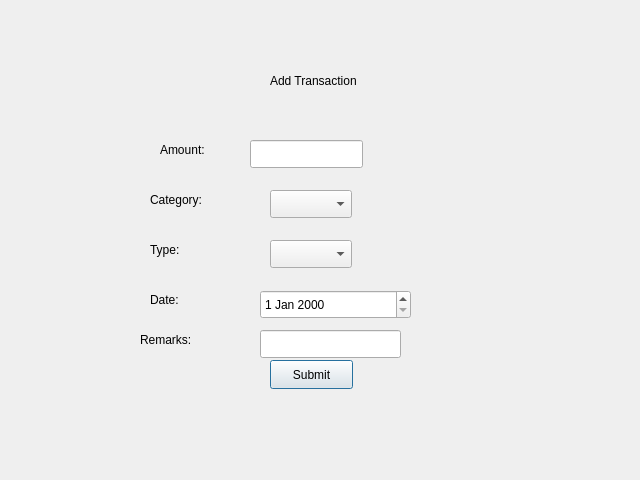
This is transactions.ui in aasishhumagain/BudgetBuddy as Qt 5 draws it before an edit. The edited form follows.
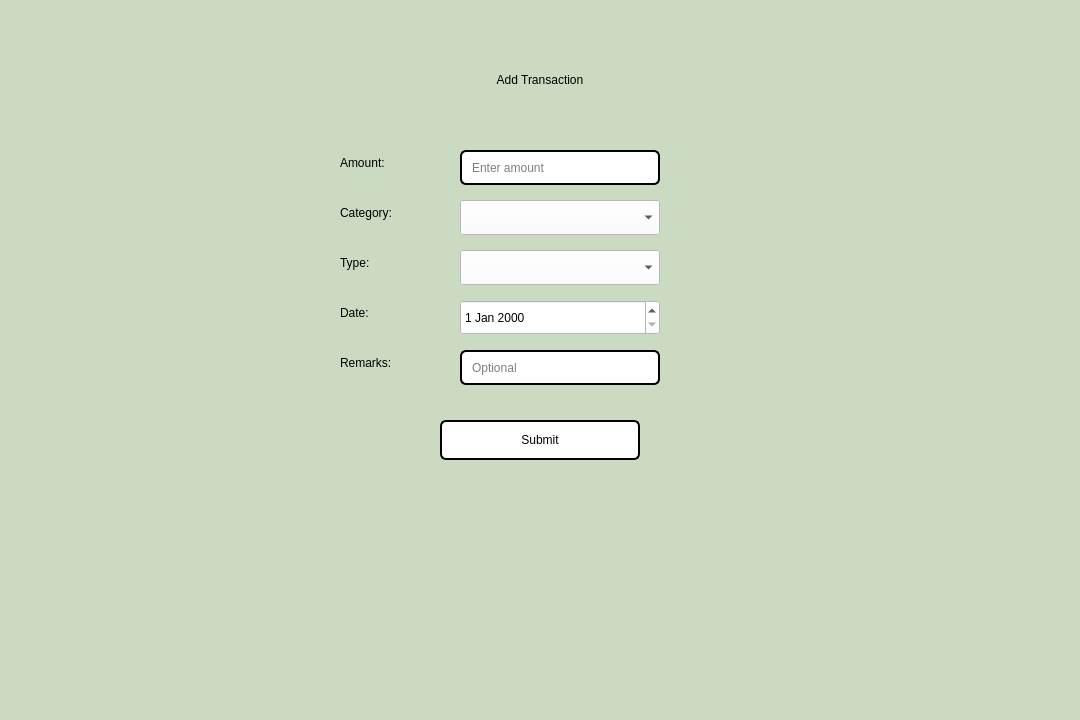
This is the edited form.

The edit to the form file:
```diff
--- a/transactions.ui
+++ b/transactions.ui
@@ -6,160 +6,282 @@
    <rect>
     <x>0</x>
     <y>0</y>
-    <width>640</width>
-    <height>480</height>
+    <width>1080</width>
+    <height>720</height>
    </rect>
   </property>
   <property name="windowTitle">
-   <string>Dialog</string>
+   <string>BudgetBuddy - Add Transaction</string>
   </property>
+  <property name="styleSheet">
+   <string notr="true">
+    background-color: rgb(202, 219, 194);
+   </string>
+  </property>
+
+  <!-- Title -->
   <widget class="QLabel" name="labelTitle">
    <property name="geometry">
     <rect>
-     <x>270</x>
-     <y>70</y>
-     <width>111</width>
-     <height>21</height>
+     <x>440</x>
+     <y>60</y>
+     <width>200</width>
+     <height>40</height>
     </rect>
    </property>
    <property name="text">
     <string>Add Transaction</string>
    </property>
-  </widget>
-  <widget class="QComboBox" name="comboBoxCategory">
-   <property name="geometry">
-    <rect>
-     <x>270</x>
-     <y>190</y>
-     <width>82</width>
-     <height>28</height>
-    </rect>
+   <property name="alignment">
+    <set>Qt::AlignCenter</set>
    </property>
-  </widget>
-  <widget class="QComboBox" name="comboBoxType">
-   <property name="geometry">
-    <rect>
-     <x>270</x>
-     <y>240</y>
-     <width>82</width>
-     <height>28</height>
-    </rect>
+   <property name="styleSheet">
+    <string notr="true">
+     font: 600 18pt "Segoe UI";
+     color: rgb(0, 0, 0);
+   </string>
    </property>
   </widget>
-  <widget class="QDateEdit" name="dateEdit">
-   <property name="geometry">
-    <rect>
-     <x>260</x>
-     <y>290</y>
-     <width>151</width>
-     <height>29</height>
-    </rect>
-   </property>
-  </widget>
-  <widget class="QPushButton" name="buttonSubmit">
-   <property name="geometry">
-    <rect>
-     <x>270</x>
-     <y>360</y>
-     <width>83</width>
-     <height>29</height>
-    </rect>
-   </property>
-   <property name="text">
-    <string>Submit</string>
-   </property>
-  </widget>
+
+  <!-- Amount Label -->
   <widget class="QLabel" name="labelAmount">
    <property name="geometry">
     <rect>
-     <x>160</x>
-     <y>140</y>
-     <width>63</width>
-     <height>20</height>
+     <x>340</x>
+     <y>150</y>
+     <width>100</width>
+     <height>25</height>
     </rect>
    </property>
    <property name="text">
     <string>Amount:</string>
    </property>
+   <property name="styleSheet">
+    <string notr="true">
+     font: 600 11pt "Segoe UI";
+     color: rgb(0, 0, 0);
+   </string>
+   </property>
   </widget>
+
+  <!-- Amount Input -->
+  <widget class="QLineEdit" name="lineEditAmount">
+   <property name="geometry">
+    <rect>
+     <x>460</x>
+     <y>150</y>
+     <width>200</width>
+     <height>35</height>
+    </rect>
+   </property>
+   <property name="placeholderText">
+    <string>Enter amount</string>
+   </property>
+   <property name="inputMethodHints">
+    <set>Qt::InputMethodHint::ImhPreferNumbers</set>
+   </property>
+   <property name="styleSheet">
+    <string notr="true">
+     font: 600 11pt "Segoe UI";
+     background: white;
+     color: rgb(0, 0, 0);
+     border: 2px solid black;
+     border-radius: 6px;
+     padding-left: 8px;
+   </string>
+   </property>
+  </widget>
+
+  <!-- Category Label -->
   <widget class="QLabel" name="labelCategory">
    <property name="geometry">
     <rect>
-     <x>150</x>
-     <y>190</y>
-     <width>63</width>
-     <height>20</height>
+     <x>340</x>
+     <y>200</y>
+     <width>100</width>
+     <height>25</height>
     </rect>
    </property>
    <property name="text">
     <string>Category:</string>
    </property>
+   <property name="styleSheet">
+    <string notr="true">
+     font: 600 11pt "Segoe UI";
+     color: rgb(0, 0, 0);
+   </string>
+   </property>
   </widget>
+
+  <!-- Category Combo -->
+  <widget class="QComboBox" name="comboBoxCategory">
+   <property name="geometry">
+    <rect>
+     <x>460</x>
+     <y>200</y>
+     <width>200</width>
+     <height>35</height>
+    </rect>
+   </property>
+   <property name="styleSheet">
+    <string notr="true">
+     font: 600 11pt "Segoe UI";
+     background: white;
+     color: rgb(0, 0, 0);
+   </string>
+   </property>
+  </widget>
+
+  <!-- Type Label -->
   <widget class="QLabel" name="labelType">
    <property name="geometry">
     <rect>
-     <x>150</x>
-     <y>240</y>
-     <width>63</width>
-     <height>20</height>
+     <x>340</x>
+     <y>250</y>
+     <width>100</width>
+     <height>25</height>
     </rect>
    </property>
    <property name="text">
     <string>Type:</string>
    </property>
+   <property name="styleSheet">
+    <string notr="true">
+     font: 600 11pt "Segoe UI";
+     color: rgb(0, 0, 0);
+   </string>
+   </property>
   </widget>
+
+  <!-- Type Combo -->
+  <widget class="QComboBox" name="comboBoxType">
+   <property name="geometry">
+    <rect>
+     <x>460</x>
+     <y>250</y>
+     <width>200</width>
+     <height>35</height>
+    </rect>
+   </property>
+   <property name="styleSheet">
+    <string notr="true">
+     font: 600 11pt "Segoe UI";
+     background: white;
+     color: rgb(0, 0, 0);
+   </string>
+   </property>
+  </widget>
+
+  <!-- Date Label -->
   <widget class="QLabel" name="labelDate">
    <property name="geometry">
     <rect>
-     <x>150</x>
-     <y>290</y>
-     <width>63</width>
-     <height>20</height>
+     <x>340</x>
+     <y>300</y>
+     <width>100</width>
+     <height>25</height>
     </rect>
    </property>
    <property name="text">
     <string>Date:</string>
    </property>
+   <property name="styleSheet">
+    <string notr="true">
+     font: 600 11pt "Segoe UI";
+     color: rgb(0, 0, 0);
+   </string>
+   </property>
   </widget>
-  <widget class="QLineEdit" name="lineEditAmount">
+
+  <!-- Date Edit -->
+  <widget class="QDateEdit" name="dateEdit">
    <property name="geometry">
     <rect>
-     <x>250</x>
-     <y>140</y>
-     <width>113</width>
-     <height>28</height>
+     <x>460</x>
+     <y>300</y>
+     <width>200</width>
+     <height>35</height>
     </rect>
    </property>
-   <property name="inputMethodHints">
-    <set>Qt::InputMethodHint::ImhPreferNumbers</set>
-   </property>
-   <property name="text">
-    <string/>
+   <property name="styleSheet">
+    <string notr="true">
+     font: 600 11pt "Segoe UI";
+     background: white;
+     color: rgb(0, 0, 0);
+   </string>
    </property>
   </widget>
+
+  <!-- Remarks Label -->
   <widget class="QLabel" name="labelRemarks">
    <property name="geometry">
     <rect>
-     <x>140</x>
-     <y>330</y>
-     <width>63</width>
-     <height>20</height>
+     <x>340</x>
+     <y>350</y>
+     <width>100</width>
+     <height>25</height>
     </rect>
    </property>
    <property name="text">
     <string>Remarks:</string>
    </property>
+   <property name="styleSheet">
+    <string notr="true">
+     font: 600 11pt "Segoe UI";
+     color: rgb(0, 0, 0);
+   </string>
+   </property>
   </widget>
+
+  <!-- Remarks Input -->
   <widget class="QLineEdit" name="lineEditRemarks">
    <property name="geometry">
     <rect>
-     <x>260</x>
-     <y>330</y>
-     <width>141</width>
-     <height>28</height>
+     <x>460</x>
+     <y>350</y>
+     <width>200</width>
+     <height>35</height>
     </rect>
    </property>
+   <property name="placeholderText">
+    <string>Optional</string>
+   </property>
+   <property name="styleSheet">
+    <string notr="true">
+     font: 600 11pt "Segoe UI";
+     background: white;
+     color: rgb(0, 0, 0);
+     border: 2px solid black;
+     border-radius: 6px;
+     padding-left: 8px;
+   </string>
+   </property>
   </widget>
+
+  <!-- Submit Button -->
+  <widget class="QPushButton" name="buttonSubmit">
+   <property name="geometry">
+    <rect>
+     <x>440</x>
+     <y>420</y>
+     <width>200</width>
+     <height>40</height>
+    </rect>
+   </property>
+   <property name="text">
+    <string>Submit</string>
+   </property>
+   <property name="styleSheet">
+    <string notr="true">
+     font: 600 12pt "Segoe UI";
+     background: white;
+     color: rgb(0, 0, 0);
+     border: 2px solid black;
+     border-radius: 6px;
+   </string>
+   </property>
+  </widget>
+
  </widget>
  <resources/>
  <connections/>
```
